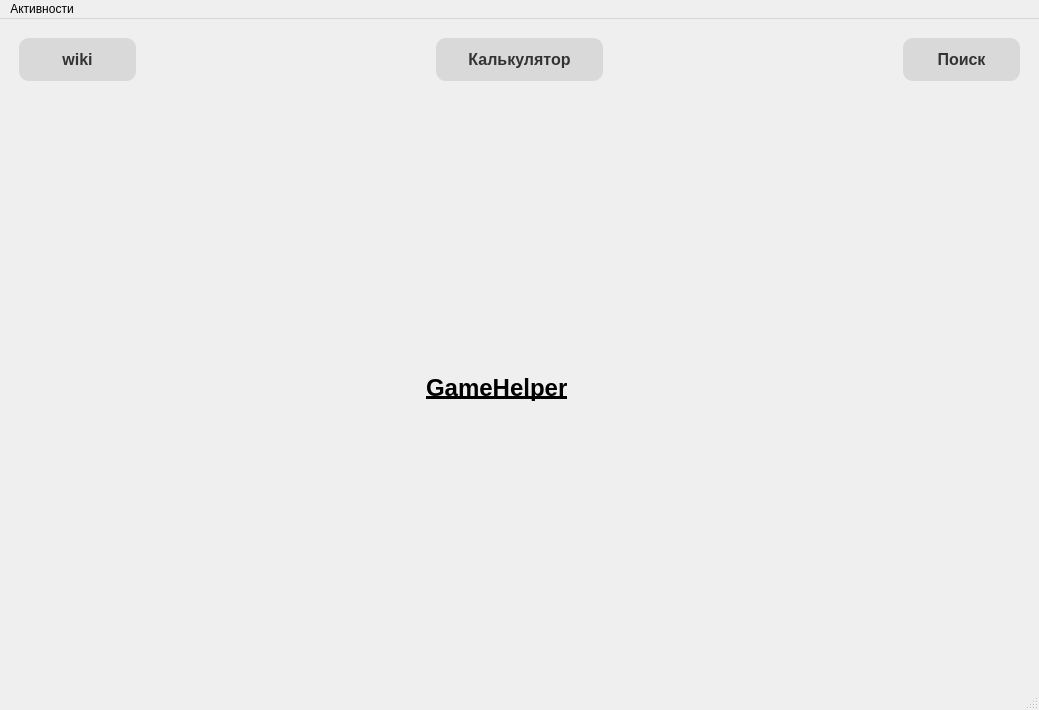
Qt form templates/main_window.ui (VANT00Z/Game-Helper) before a commit.
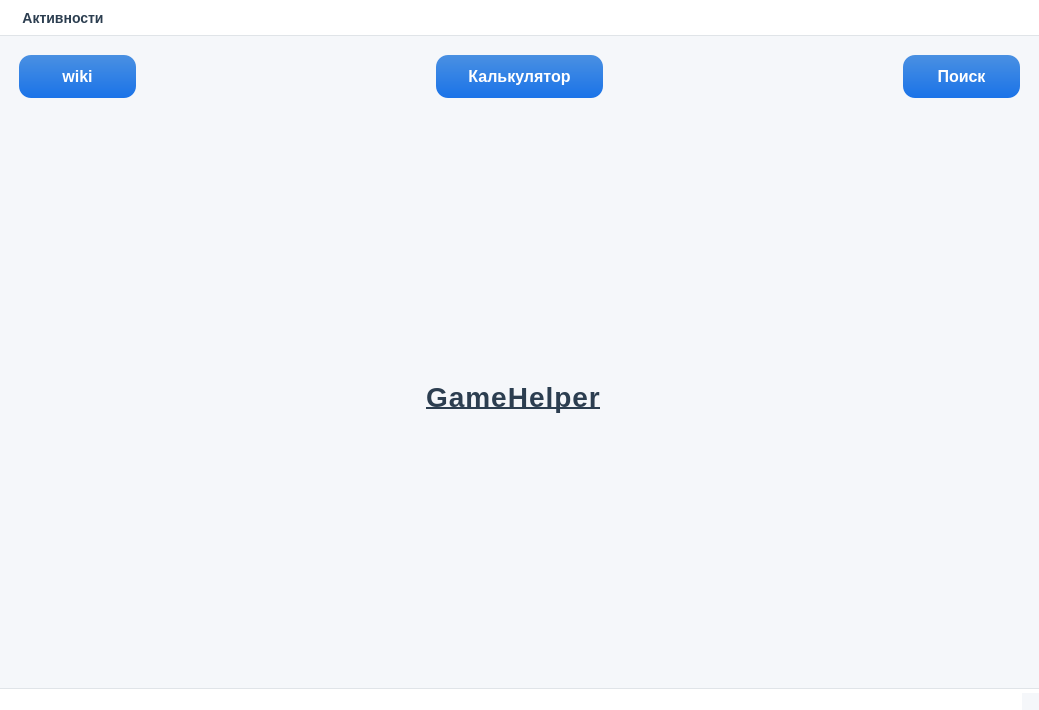
The same form after that commit.

Patch:
```diff
--- a/templates/main_window.ui
+++ b/templates/main_window.ui
@@ -10,6 +10,9 @@
     <height>710</height>
    </rect>
   </property>
+  <property name="styleSheet">
+   <string notr="true">background-color: #f5f7fa;</string>
+  </property>
   <property name="windowTitle">
    <string>MainWindow</string>
   </property>
@@ -42,14 +45,24 @@
          <cursorShape>PointingHandCursor</cursorShape>
         </property>
         <property name="styleSheet">
-         <string notr="true">background-color: rgba(217, 217, 217, 1);
-color: #333;
-text-decoration: none;
-padding: 12px 24px;
-border-radius: 10px;
-font-weight: bold;
-font-size: 16px;
-margin: 10px;</string>
+         <string notr="true">
+          QPushButton {
+              background: qlineargradient(x1:0, y1:0, x2:0, y2:1, stop:0 #4a90e2, stop:1 #1a73e8);
+              color: white;
+              font-size: 16px;
+              font-weight: 600;
+              padding: 12px 24px;
+              border-radius: 12px;
+              border: none;
+              margin: 10px;
+          }
+          QPushButton:hover {
+              background: qlineargradient(x1:0, y1:0, x2:0, y2:1, stop:0 #5a9ff2, stop:1 #2a83f8);
+          }
+          QPushButton:pressed {
+              background: qlineargradient(x1:0, y1:0, x2:0, y2:1, stop:0 #3a80d2, stop:1 #0a63d8);
+          }
+         </string>
         </property>
         <property name="text">
          <string>wiki</string>
@@ -68,14 +81,24 @@
          <cursorShape>PointingHandCursor</cursorShape>
         </property>
         <property name="styleSheet">
-         <string notr="true">background-color: rgba(217, 217, 217, 1);
-color: #333;
-text-decoration: none;
-padding: 12px 24px;
-border-radius: 10px;
-font-weight: bold;
-font-size: 16px;
-margin: 10px;</string>
+         <string notr="true">
+          QPushButton {
+              background: qlineargradient(x1:0, y1:0, x2:0, y2:1, stop:0 #4a90e2, stop:1 #1a73e8);
+              color: white;
+              font-size: 16px;
+              font-weight: 600;
+              padding: 12px 24px;
+              border-radius: 12px;
+              border: none;
+              margin: 10px;
+          }
+          QPushButton:hover {
+              background: qlineargradient(x1:0, y1:0, x2:0, y2:1, stop:0 #5a9ff2, stop:1 #2a83f8);
+          }
+          QPushButton:pressed {
+              background: qlineargradient(x1:0, y1:0, x2:0, y2:1, stop:0 #3a80d2, stop:1 #0a63d8);
+          }
+         </string>
         </property>
         <property name="text">
          <string>Поиск</string>
@@ -94,14 +117,24 @@
          <cursorShape>PointingHandCursor</cursorShape>
         </property>
         <property name="styleSheet">
-         <string notr="true">background-color: rgba(217, 217, 217, 1);
-color: #333;
-text-decoration: none;
-padding: 12px 32px;
-border-radius: 10px;
-font-weight: bold;
-font-size: 16px;
-margin: 10px;</string>
+         <string notr="true">
+          QPushButton {
+              background: qlineargradient(x1:0, y1:0, x2:0, y2:1, stop:0 #4a90e2, stop:1 #1a73e8);
+              color: white;
+              font-size: 16px;
+              font-weight: 600;
+              padding: 12px 32px;
+              border-radius: 12px;
+              border: none;
+              margin: 10px;
+          }
+          QPushButton:hover {
+              background: qlineargradient(x1:0, y1:0, x2:0, y2:1, stop:0 #5a9ff2, stop:1 #2a83f8);
+          }
+          QPushButton:pressed {
+              background: qlineargradient(x1:0, y1:0, x2:0, y2:1, stop:0 #3a80d2, stop:1 #0a63d8);
+          }
+         </string>
         </property>
         <property name="text">
          <string>Калькулятор</string>
@@ -125,12 +158,18 @@
        <widget class="QLabel" name="label">
         <property name="maximumSize">
          <size>
-          <width>151</width>
+          <width>400</width>
           <height>16777215</height>
          </size>
         </property>
         <property name="styleSheet">
-         <string notr="true">font-weight: 900; font-size: 24px; text-decoration: underline;</string>
+         <string notr="true">
+          font-size: 28px;
+          font-weight: 700;
+          color: #2c3e50;
+          letter-spacing: 1px;
+          text-decoration: underline;
+         </string>
         </property>
         <property name="text">
          <string>GameHelper</string>
@@ -150,6 +189,55 @@
      <height>21</height>
     </rect>
    </property>
+   <property name="styleSheet">
+    <string notr="true">
+     QMenuBar {
+         background: #ffffff;
+         color: #2c3e50;
+         font-size: 14px;
+         font-weight: 600;
+         padding: 4px;
+         border-bottom: 1px solid #e0e4e8;
+     }
+     QMenuBar::item {
+         padding: 6px 12px;
+         border-radius: 6px;
+         background: transparent;
+     }
+     QMenuBar::item:selected {
+         background: #e8f0fe;
+         color: #1a73e8;
+     }
+     QMenuBar::item:pressed {
+         background: #d2e3fc;
+         color: #1a73e8;
+     }
+     QMenu {
+         background: #ffffff;
+         color: #2c3e50;
+         border: 1px solid #e0e4e8;
+         border-radius: 10px;
+         padding: 6px;
+     }
+     QMenu::item {
+         padding: 10px 35px;
+         border-radius: 8px;
+         background: transparent;
+     }
+     QMenu::item:selected {
+         background: #e8f0fe;
+         color: #1a73e8;
+     }
+     QMenu::item:pressed {
+         background: #d2e3fc;
+     }
+     QMenu::separator {
+         height: 1px;
+         background: #e0e4e8;
+         margin: 4px 10px;
+     }
+    </string>
+   </property>
    <widget class="QMenu" name="menu">
     <property name="title">
      <string>Активности</string>
@@ -162,7 +250,18 @@
    </widget>
    <addaction name="menu"/>
   </widget>
-  <widget class="QStatusBar" name="statusbar"/>
+  <widget class="QStatusBar" name="statusbar">
+   <property name="styleSheet">
+    <string notr="true">
+     QStatusBar {
+         background: #ffffff;
+         color: #5a6a7a;
+         font-size: 13px;
+         border-top: 1px solid #e0e4e8;
+     }
+    </string>
+   </property>
+  </widget>
   <action name="actionAbout">
    <property name="text">
     <string>О приложении</string>
```
